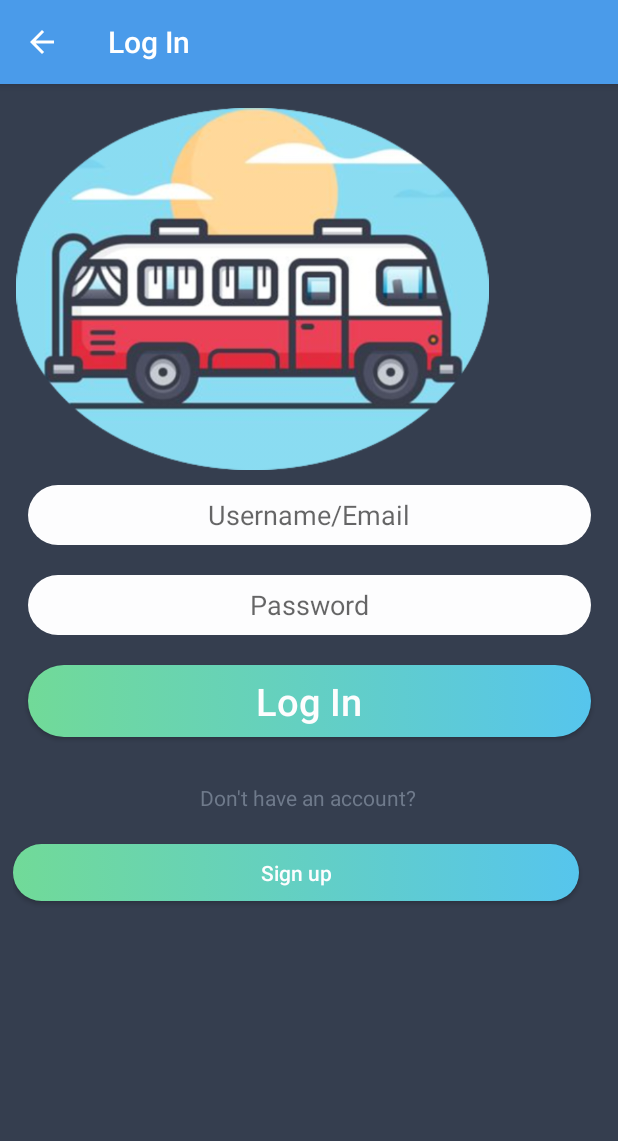
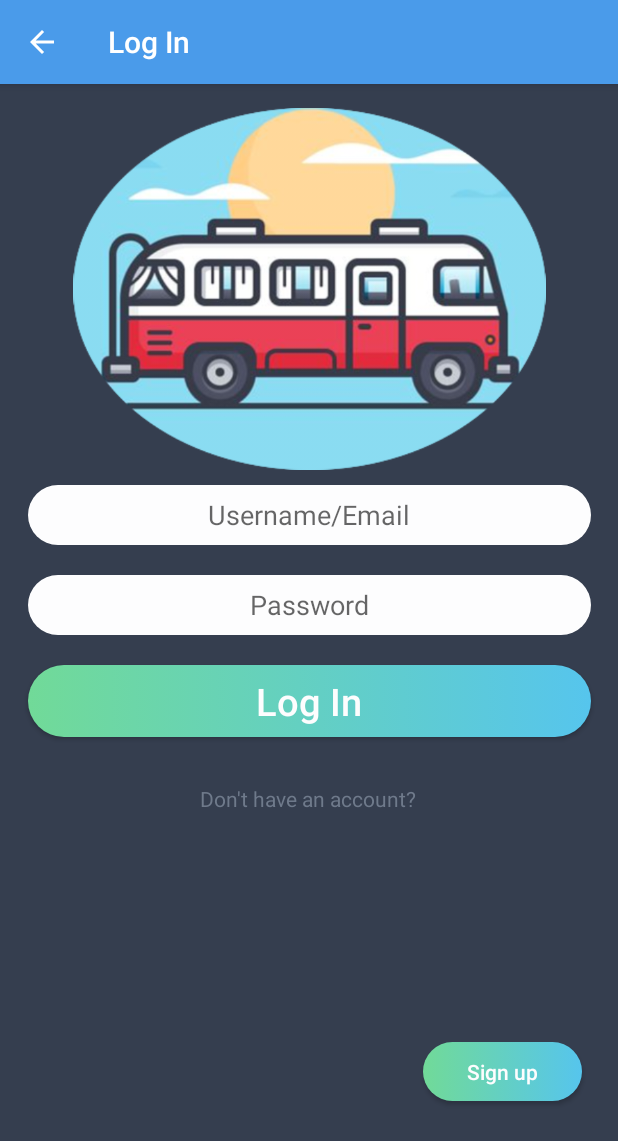
Before and after one commit to hardlycharred/myCardUniversityProject, an Android app: the LoginActivity screen opened directly, with no data from a screen before it, on a phone screen of 412 x 824 dp. Shown: the top 1141 px of the screen. Run offline under Robolectric (Android 15) with nearby library versions, the phone set to English and light mode, and no system bars.

Commit message:
new version of log_in and register interface

```diff
--- a/app/src/main/res/layout/activity_login.xml
+++ b/app/src/main/res/layout/activity_login.xml
@@ -13,6 +13,20 @@
 
     1
 
+    <Button
+        android:id="@+id/signUpButton"
+        android:layout_width="106dp"
+        android:layout_height="39dp"
+        android:layout_marginBottom="82dp"
+        android:layout_marginRight="16dp"
+        android:background="@drawable/button_background"
+        android:text="Sign up"
+        android:textAlignment="center"
+        android:textAllCaps="false"
+        android:textColor="#FDFDFE"
+        app:layout_constraintBottom_toBottomOf="parent"
+        app:layout_constraintRight_toRightOf="parent" />
+
     <LinearLayout
         android:layout_width="395dp"
         android:layout_height="0dp"
@@ -25,11 +39,12 @@
         app:layout_constraintBottom_toBottomOf="parent"
         app:layout_constraintLeft_toLeftOf="parent"
         app:layout_constraintRight_toRightOf="parent"
-        app:layout_constraintTop_toTopOf="parent">
+        app:layout_constraintTop_toTopOf="parent"
+        app:layout_constraintVertical_bias="0.0">
 
         <ImageView
             android:id="@+id/imageView2"
-            android:layout_width="319dp"
+            android:layout_width="wrap_content"
             android:layout_height="241dp"
 
             app:srcCompat="@drawable/app_logo" />
@@ -69,19 +84,6 @@
             app:layout_constraintRight_toRightOf="parent"
             tools:layout_editor_absoluteY="499dp" />
 
-        <Button
-            android:id="@+id/signUpButton"
-            android:layout_width="match_parent"
-            android:layout_height="38dp"
-            android:layout_marginBottom="48dp"
-            android:layout_marginRight="18dp"
-            android:background="@drawable/button_background"
-            android:text="Sign up"
-            android:textAllCaps="false"
-            android:textColor="#FDFDFE"
-            app:layout_constraintBottom_toBottomOf="parent"
-            app:layout_constraintRight_toRightOf="parent" />
-
     </LinearLayout>
 
 </android.support.constraint.ConstraintLayout>
```
